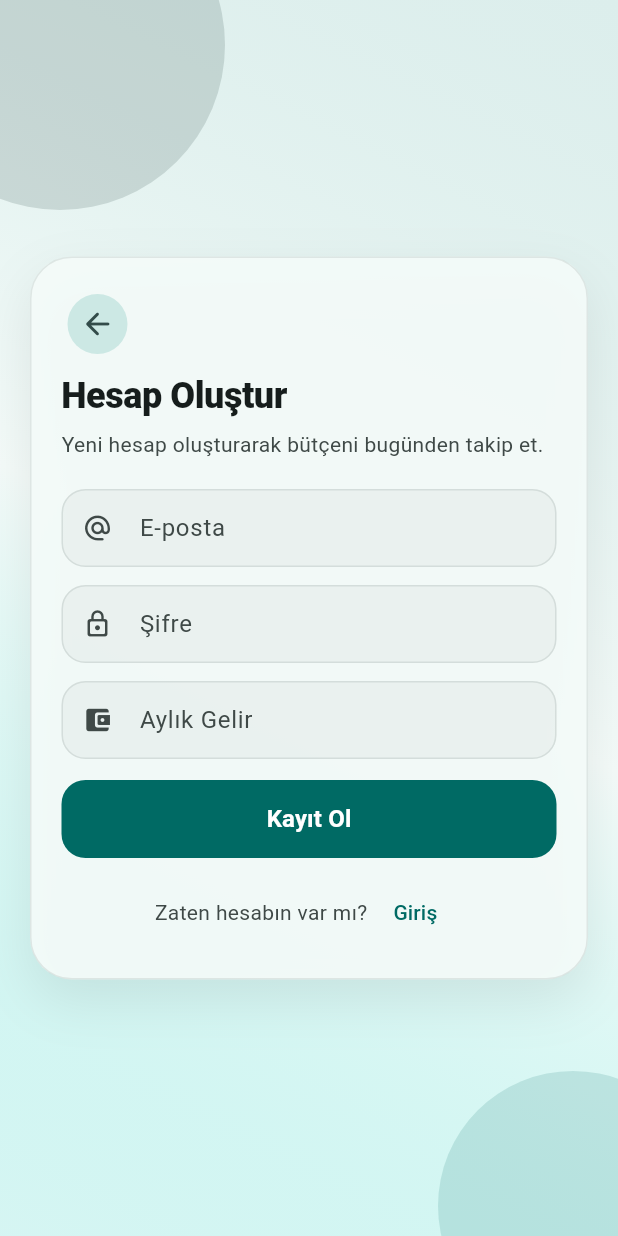
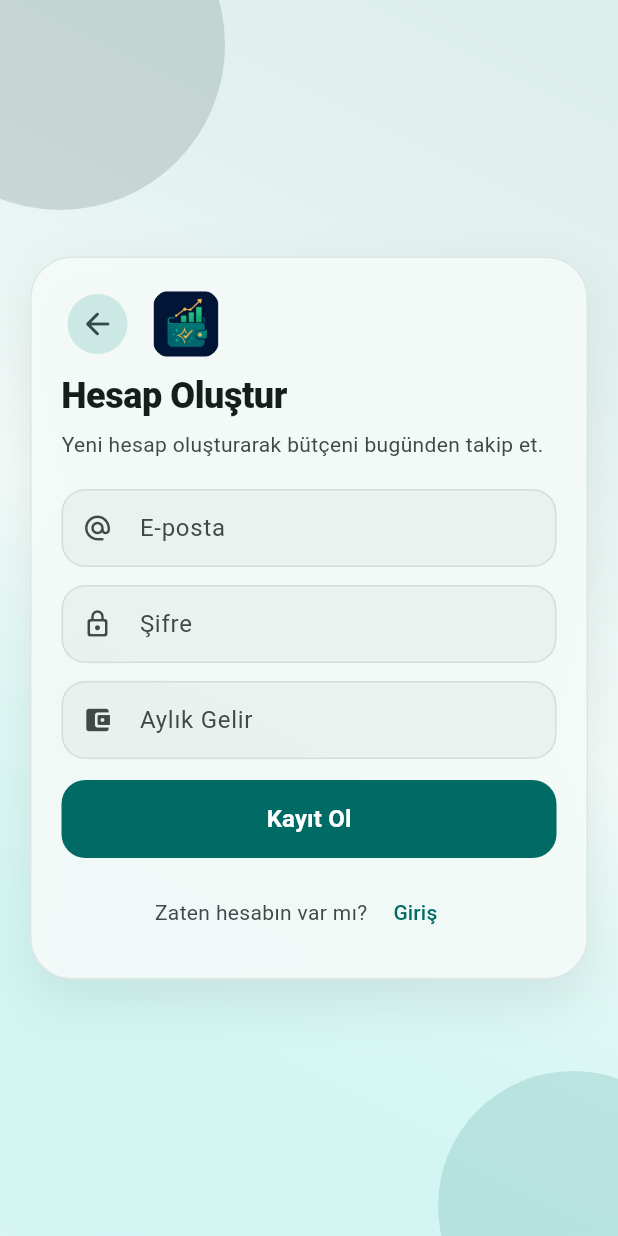
Before and after one commit to yigitkutlug/Butce_uygulamasi, a Flutter app: the screen it shows after launch, after a tap on "Giriş", after a tap on "Hesap Oluştur", on a phone screen of 412 x 824 dp. Run offline on Flutter 3.47's test engine with Material 3 defaults, Android fonts, the light colour scheme and no system bars; our stand-ins replace flutter_local_notifications, flutter_secure_storage, pdf, shared_preferences; missing offline and left inert: workmanager; network calls fail; statements that could not run were skipped.

Commit message:
Add custom app branding

```diff
--- a/frontend/lib/screens/login_screen.dart
+++ b/frontend/lib/screens/login_screen.dart
@@ -4,6 +4,7 @@ import '../localization/app_localizer.dart';
 import '../services/token_storage.dart';
 import '../state/app_controller.dart';
 import '../utils/error_messages.dart';
+import '../widgets/brand_mark.dart';
 import 'consent_gate_screen.dart';
 import 'register_screen.dart';
 
@@ -112,16 +113,7 @@ class _LoginScreenState extends State<LoginScreen> {
                       child: Column(
                         crossAxisAlignment: CrossAxisAlignment.stretch,
                         children: [
-                          Container(
-                            width: 58,
-                            height: 58,
-                            decoration: BoxDecoration(
-                              color: scheme.primary.withValues(alpha: 0.15),
-                              borderRadius: BorderRadius.circular(18),
-                            ),
-                            child: Icon(Icons.pie_chart_rounded,
-                                color: scheme.primary, size: 30),
-                          ),
+                          const BrandMark(size: 58, radius: 18),
                           const SizedBox(height: 16),
                           Text(
                             t('welcomeBack'),
--- a/frontend/lib/screens/register_screen.dart
+++ b/frontend/lib/screens/register_screen.dart
@@ -3,6 +3,7 @@ import 'package:flutter/material.dart';
 import '../localization/app_localizer.dart';
 import '../state/app_controller.dart';
 import '../utils/error_messages.dart';
+import '../widgets/brand_mark.dart';
 
 class RegisterScreen extends StatefulWidget {
   const RegisterScreen({super.key, required this.controller});
@@ -117,9 +118,15 @@ class _RegisterScreenState extends State<RegisterScreen> {
                         children: [
                           Align(
                             alignment: Alignment.centerLeft,
-                            child: IconButton.filledTonal(
-                              onPressed: () => Navigator.of(context).pop(),
-                              icon: const Icon(Icons.arrow_back_rounded),
+                            child: Row(
+                              children: [
+                                IconButton.filledTonal(
+                                  onPressed: () => Navigator.of(context).pop(),
+                                  icon: const Icon(Icons.arrow_back_rounded),
+                                ),
+                                const SizedBox(width: 12),
+                                const BrandMark(size: 46, radius: 14),
+                              ],
                             ),
                           ),
                           const SizedBox(height: 8),
--- /dev/null
+++ b/frontend/lib/widgets/brand_mark.dart
@@ -0,0 +1,29 @@
+import 'package:flutter/material.dart';
+
+class BrandMark extends StatelessWidget {
+  const BrandMark({
+    super.key,
+    this.size = 56,
+    this.radius,
+  });
+
+  static const String assetPath = 'assets/branding/app_logo.png';
+
+  final double size;
+  final double? radius;
+
+  @override
+  Widget build(BuildContext context) {
+    final cornerRadius = radius ?? size * 0.28;
+
+    return ClipRRect(
+      borderRadius: BorderRadius.circular(cornerRadius),
+      child: Image.asset(
+        assetPath,
+        width: size,
+        height: size,
+        fit: BoxFit.cover,
+      ),
+    );
+  }
+}
--- a/frontend/pubspec.yaml
+++ b/frontend/pubspec.yaml
@@ -24,3 +24,5 @@ dev_dependencies:
 
 flutter:
   uses-material-design: true
+  assets:
+    - assets/branding/
```
Also changed, not shown: frontend/lib/screens/about_screen.dart (+18 -11 lines), frontend/lib/widgets/app_drawer.dart (+47 -23 lines), frontend/assets/branding/app_logo.png (added), frontend/assets/branding/app_logo_small.png (added), 12 other files.
